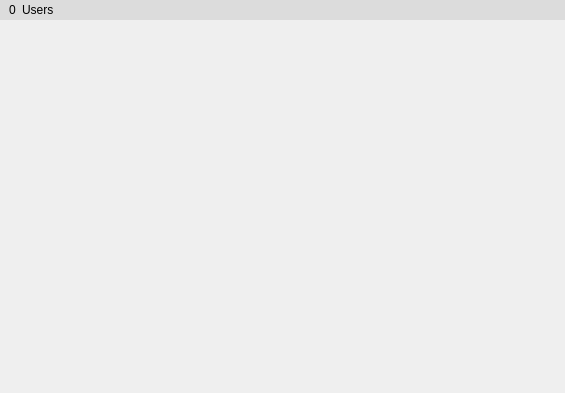
Old version of the form CLIENT/GUI/ui/gui_editor.ui in the repository GiuliCler/GIMPteam.
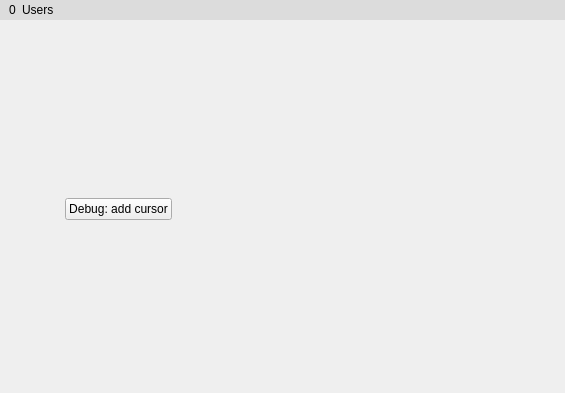
New version of the form.

Commit message:
Colored cursors - Part 2
Il cursore principale è tornato normale e compaiono un po' di cursori secondari in maniera provvisoria di debug. I cursori secondari fanno ancora cose strane

Diff of the .ui file:
```diff
--- a/CLIENT/GUI/ui/gui_editor.ui
+++ b/CLIENT/GUI/ui/gui_editor.ui
@@ -175,7 +175,7 @@
     </widget>
    </item>
    <item>
-    <layout class="QHBoxLayout" name="horizontalLayout" stretch="1,5,1">
+    <layout class="QHBoxLayout" name="horizontalLayout" stretch="1,0,5,1">
      <item>
       <spacer name="horizontalSpacer">
        <property name="orientation">
@@ -189,6 +189,13 @@
        </property>
       </spacer>
      </item>
+     <item>
+      <widget class="QPushButton" name="debug">
+       <property name="text">
+        <string>Debug: add cursor</string>
+       </property>
+      </widget>
+     </item>
      <item>
       <widget class="QWidget" name="textWidget" native="true">
        <property name="sizePolicy">
```
The commit also changes 15 other files.
